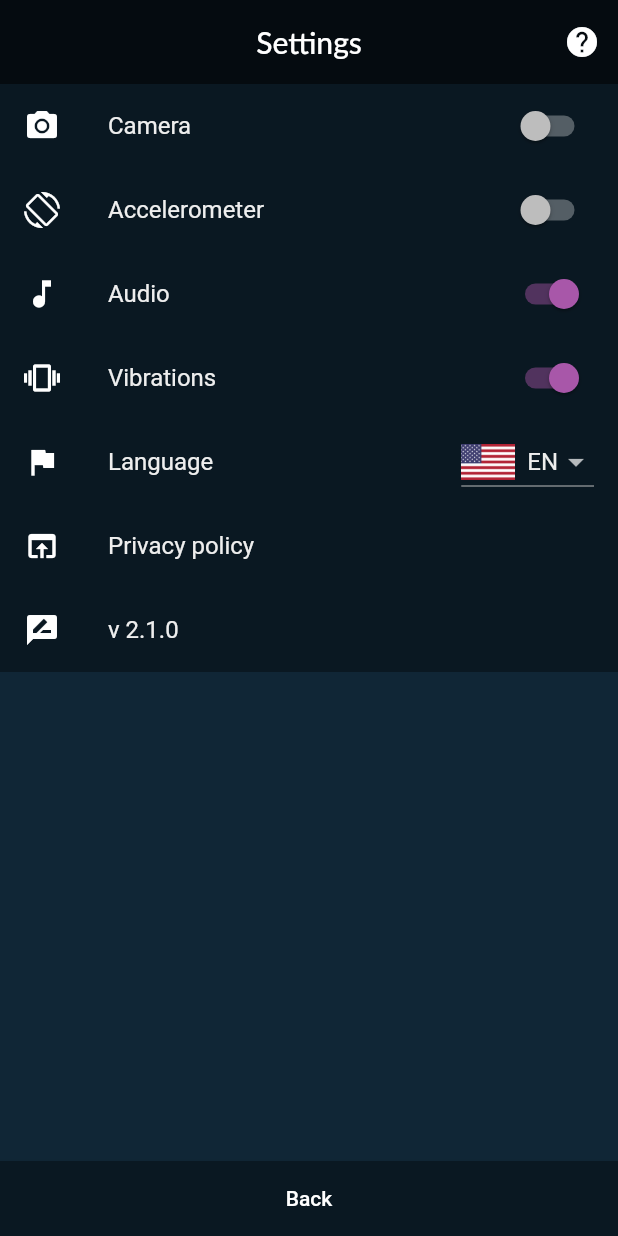
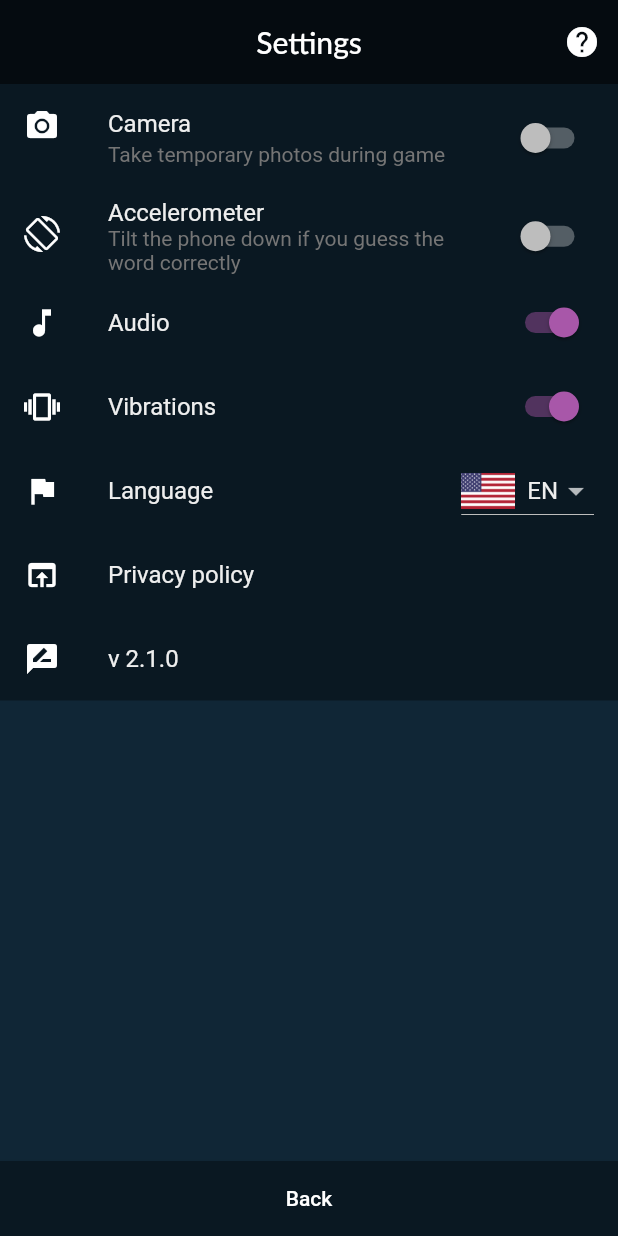
Before and after one commit to vintage/party_flutter, a Flutter app: the SettingsScreen screen opened by its route, on a phone screen of 412 x 824 dp. Run offline on Flutter 3.47's test engine with Material 2 defaults, Android fonts, the phone set to English and light mode, and no system bars; our stand-ins replace audioplayers, camera, carousel_slider, firebase_analytics, firebase_crashlytics, package_info and 5 more; missing offline and left inert: esys_flutter_share, flutter_device_type, launch_review, screen; accounts and stored records are empty; generated files the repository leaves out were written again; project files that could hold a hidden picture were left out.

Commit message:
Add hints for mysterious settings

```diff
--- a/lib/localizations.dart
+++ b/lib/localizations.dart
@@ -185,11 +185,27 @@ class AppLocalizations {
     );
   }
 
+  String get settingsCameraHint {
+    return Intl.message(
+      'Take temporary photos during game',
+      name: 'settingsCameraHint',
+      desc: 'Hint for toggling camera support',
+    );
+  }
+
   String get settingsAccelerometer {
     return Intl.message(
       'Accelerometer',
       name: 'settingsAccelerometer',
       desc: 'Label for toggling accelerometer support',
+    );
+  }
+
+  String get settingsAccelerometerHint {
+    return Intl.message(
+      'Tilt the phone down if you guess the word correctly',
+      name: 'settingsAccelerometerHint',
+      desc: 'Hint for toggling accelerometer support',
     );
   }
 
--- a/lib/ui/screens/settings.dart
+++ b/lib/ui/screens/settings.dart
@@ -62,6 +62,7 @@ class SettingsScreen extends StatelessWidget {
             children: <Widget>[
               SwitchListTile(
                 title: Text(AppLocalizations.of(context).settingsCamera),
+                subtitle: Text(AppLocalizations.of(context).settingsCameraHint),
                 value: model.isCameraEnabled,
                 onChanged: (bool value) async {
                   if (value && !await requestCameraPermissions()) {
@@ -74,6 +75,7 @@ class SettingsScreen extends StatelessWidget {
               ),
               SwitchListTile(
                 title: Text(AppLocalizations.of(context).settingsAccelerometer),
+                subtitle: Text(AppLocalizations.of(context).settingsAccelerometerHint),
                 value: model.isRotationControlEnabled,
                 onChanged: (bool value) => model.toggleRotationControl(),
                 secondary: Icon(Icons.screen_rotation),
```
Also changed, not shown: lib/l10n/intl_messages.arb (+13 -1 lines), lib/l10n/intl_messages_en.arb (+12 -0 lines), lib/l10n/intl_messages_pl.arb (+12 -0 lines).
